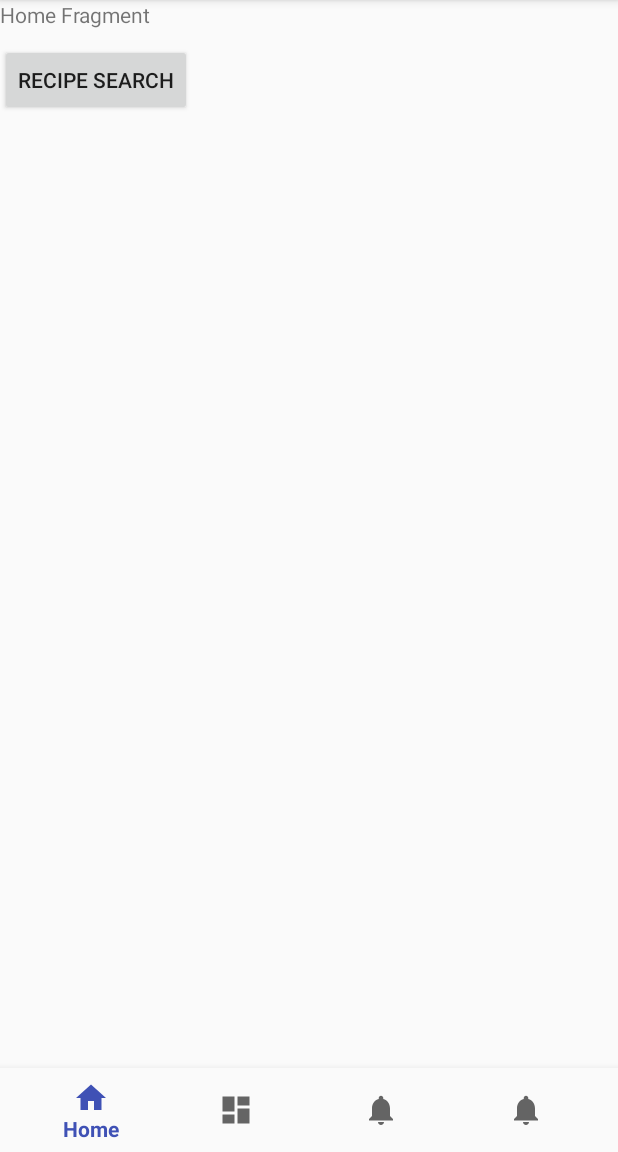
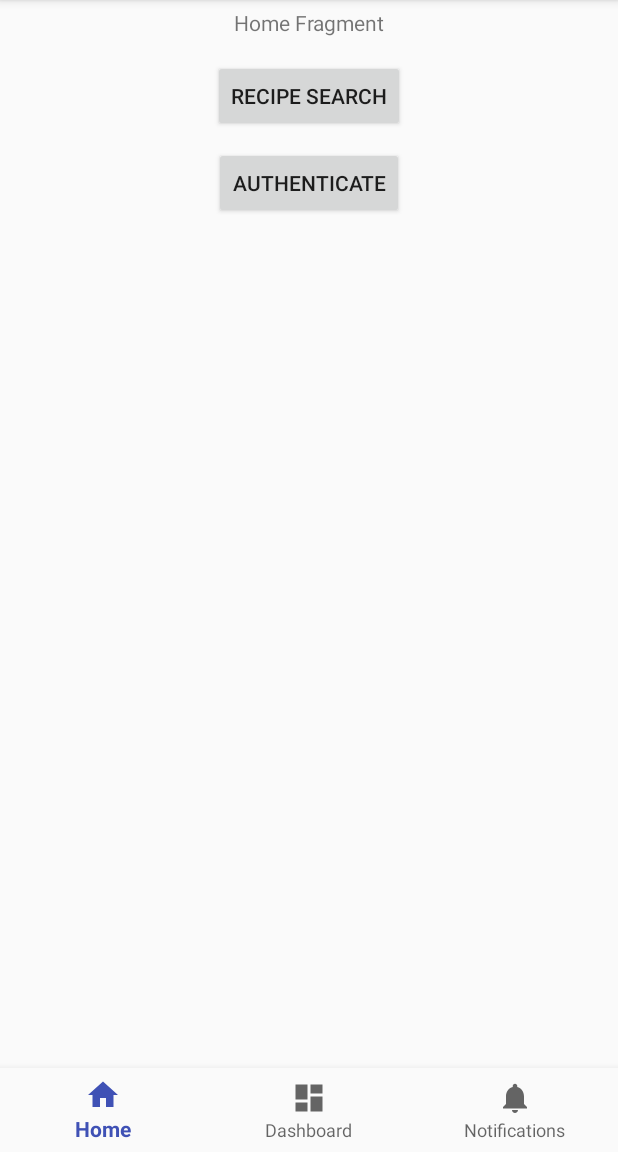
Before and after one commit to bennettandy/KotlinTestBed, an Android app: the screen it shows after launch (MainActivity), on a phone screen of 412 x 824 dp, the part 84-1236 px from its top. Run offline under Robolectric (Android 15) with nearby library versions, the phone set to English and light mode, and no system bars; our stand-ins replace Firebase (no records; nobody signed in at launch, a user with empty details on screens opened directly), RxJava, Timber, data binding; libraries missing offline, so code that uses them is left out: com.firebase.ui; 3 statements that could not run were skipped.

```diff
--- a/app/build.gradle
+++ b/app/build.gradle
@@ -83,6 +83,8 @@ dependencies {
     implementation 'com.nextfaze.poweradapters:power-adapters-kotlin:0.15.0'
     implementation 'com.nextfaze.poweradapters:power-adapters-recyclerview-v7-kotlin:0.15.0'
     implementation 'com.github.dmstocking:support-optional:1.2'
+    // Rx Activity Result
+    implementation 'com.github.VictorAlbertos:RxActivityResult:0.4.5-2.x'
     // Retrofit
     implementation 'com.squareup.retrofit2:retrofit:2.3.0'
     implementation 'com.squareup.retrofit2:converter-gson:2.3.0'
@@ -111,6 +113,9 @@ dependencies {
     implementation 'org.jetbrains.kotlinx:kotlinx-coroutines-core:0.21'
     implementation project(':data')
     implementation project(':domain')
+
+    // firebase authentication
+    implementation 'com.firebaseui:firebase-ui-auth:4.0.0'
 }
 
 apply plugin: 'com.google.gms.google-services'
--- a/app/src/main/java/com/avsoftware/kotlinapp/KotlinApp.kt
+++ b/app/src/main/java/com/avsoftware/kotlinapp/KotlinApp.kt
@@ -6,6 +6,7 @@ import com.avsoftware.data.dagger.DataComponent
 import com.avsoftware.kotlinapp.dagger.ApplicationComponent
 import com.avsoftware.kotlinapp.dagger.DaggerApplicationComponent
 import com.avsoftware.kotlinapp.dagger.modules.UIModule
+import rx_activity_result2.RxActivityResult
 import timber.log.Timber
 
 class KotlinApp: Application(){
@@ -21,6 +22,10 @@ class KotlinApp: Application(){
 
         app = this
 
+        setUpLogging()
+
+        RxActivityResult.register(this)
+
         // Data Module Application Component from Dagger
         val dataComponent: DataComponent = DaggerDataComponent.builder().build();
 
@@ -31,7 +36,6 @@ class KotlinApp: Application(){
 
         graph.inject(this)
 
-        setUpLogging()
     }
 
     private fun setUpLogging() {
--- a/app/src/main/res/layout/home_fragment.xml
+++ b/app/src/main/res/layout/home_fragment.xml
@@ -13,12 +13,15 @@
         android:layout_width="match_parent"
         android:layout_height="match_parent"
         android:orientation="vertical"
+        android:gravity="center_horizontal"
         tools:context=".ui.home.HomeFragment">
 
         <TextView
             android:layout_width="match_parent"
             android:layout_height="wrap_content"
             android:layout_marginBottom="10dp"
+            android:padding="5dp"
+            android:gravity="center"
             android:text="Home Fragment" />
 
         <Button
@@ -27,5 +30,12 @@
             android:layout_height="wrap_content"
             android:text="Recipe Search"/>
 
+        <Button
+            android:id="@+id/authentication_button"
+            android:layout_width="wrap_content"
+            android:layout_height="wrap_content"
+            android:layout_marginTop="10dp"
+            android:text="Authenticate"/>
+
     </LinearLayout>
 </layout>
--- a/app/src/main/res/menu/navigation.xml
+++ b/app/src/main/res/menu/navigation.xml
@@ -16,9 +16,9 @@
         android:icon="@drawable/ic_notifications_black_24dp"
         android:title="@string/title_notifications" />
 
-    <item
-        android:id="@+id/navigation_recipe"
-        android:icon="@drawable/ic_notifications_black_24dp"
-        android:title="recipe" />
+    <!--<item-->
+        <!--android:id="@+id/navigation_recipe"-->
+        <!--android:icon="@drawable/ic_notifications_black_24dp"-->
+        <!--android:title="recipe" />-->
 
 </menu>
--- a/build.gradle
+++ b/build.gradle
@@ -13,7 +13,7 @@ buildscript {
     }
     dependencies {
         classpath 'com.google.gms:google-services:4.0.1'
-        classpath 'com.android.tools.build:gradle:3.1.0'
+        classpath 'com.android.tools.build:gradle:3.1.3'
         classpath "org.jetbrains.kotlin:kotlin-gradle-plugin:$kotlin_version"
         classpath 'io.fabric.tools:gradle:1.25.4'
         // NOTE: Do not place your application dependencies here; they belong
@@ -28,6 +28,7 @@ allprojects {
         maven {
             url 'https://maven.google.com/'
         }
+        maven { url "https://jitpack.io" }
     }
 }
 
```
Also changed, not shown: app/src/main/java/com/avsoftware/kotlinapp/ui/home/HomeFragment.kt (+72 -0 lines).
